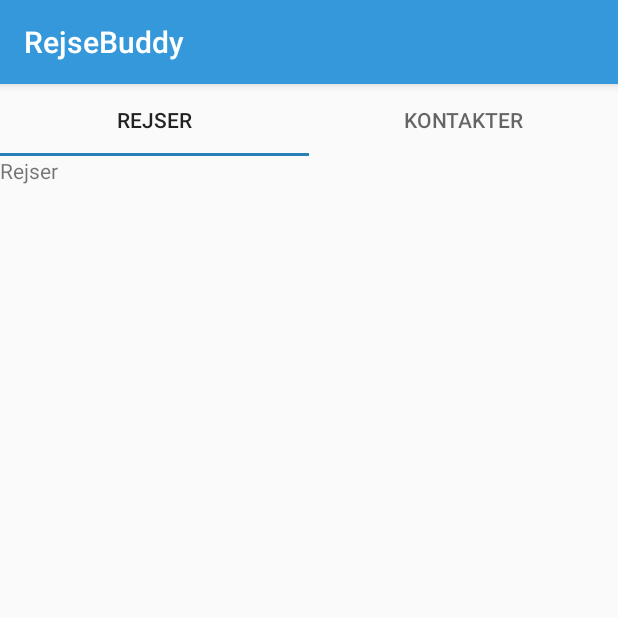
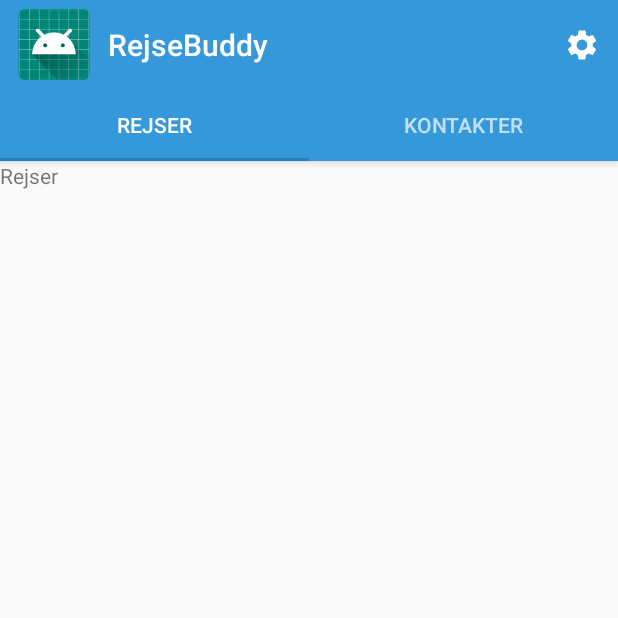
Before and after one commit to Prepager/RejseBuddy, an Android app: the screen it shows after launch (MainActivity), on a phone screen of 412 x 824 dp, the top half of it. Run offline under Robolectric (Android 15) with nearby library versions, the phone set to English and light mode, and no system bars.

Commit message:
Moved tabs to app bar

```diff
--- a/app/build.gradle
+++ b/app/build.gradle
@@ -24,6 +24,7 @@ dependencies {
     implementation 'androidx.appcompat:appcompat:1.0.2'
     implementation 'androidx.constraintlayout:constraintlayout:1.1.3'
     implementation 'androidx.legacy:legacy-support-v4:1.0.0'
+    implementation 'androidx.lifecycle:lifecycle-extensions:2.0.0'
     testImplementation 'junit:junit:4.12'
     androidTestImplementation 'androidx.test:runner:1.2.0'
     androidTestImplementation 'androidx.test.espresso:espresso-core:3.2.0'
--- a/app/src/main/AndroidManifest.xml
+++ b/app/src/main/AndroidManifest.xml
@@ -9,7 +9,7 @@
         android:roundIcon="@mipmap/ic_launcher_round"
         android:supportsRtl="true"
         android:theme="@style/AppTheme">
-        <activity android:name=".MainActivity">
+        <activity android:name=".MainActivity" android:theme="@style/AppTheme.NoActionBar">
             <intent-filter>
                 <action android:name="android.intent.action.MAIN" />
                 <action android:name="android.intent.action.VIEW" />
--- a/app/src/main/java/com/rejsebuddy/MainPageAdapter.java
+++ b/app/src/main/java/com/rejsebuddy/MainPageAdapter.java
@@ -26,7 +26,7 @@ public class MainPageAdapter extends FragmentStatePagerAdapter {
     }};
 
     /**
-     * TODO
+     * Initiates the class instance.
      *
      * @param context The parent context state.
      * @param manager The fragment manager.
@@ -44,7 +44,6 @@ public class MainPageAdapter extends FragmentStatePagerAdapter {
      */
     @Override
     public CharSequence getPageTitle(int index) {
-        System.out.print(ctx.getString(tabs.get(index).first));
         return ctx.getString(tabs.get(index).first);
     }
 
--- /dev/null
+++ b/app/src/main/res/drawable/ic_settings_black_24dp.xml
@@ -0,0 +1,5 @@
+<vector android:height="24dp" android:tint="#FFFFFF"
+    android:viewportHeight="24" android:viewportWidth="24"
+    android:width="24dp" xmlns:android="http://schemas.android.com/apk/res/android">
+    <path android:fillColor="#FF000000" android:pathData="M19.1,12.9a2.8,2.8 0,0 0,0.1 -0.9,2.8 2.8,0 0,0 -0.1,-0.9l2.1,-1.6a0.7,0.7 0,0 0,0.1 -0.6L19.4,5.5a0.7,0.7 0,0 0,-0.6 -0.2l-2.4,1a6.5,6.5 0,0 0,-1.6 -0.9l-0.4,-2.6a0.5,0.5 0,0 0,-0.5 -0.4H10.1a0.5,0.5 0,0 0,-0.5 0.4L9.3,5.4a5.6,5.6 0,0 0,-1.7 0.9l-2.4,-1a0.4,0.4 0,0 0,-0.5 0.2l-2,3.4c-0.1,0.2 0,0.4 0.2,0.6l2,1.6a2.8,2.8 0,0 0,-0.1 0.9,2.8 2.8,0 0,0 0.1,0.9L2.8,14.5a0.7,0.7 0,0 0,-0.1 0.6l1.9,3.4a0.7,0.7 0,0 0,0.6 0.2l2.4,-1a6.5,6.5 0,0 0,1.6 0.9l0.4,2.6a0.5,0.5 0,0 0,0.5 0.4h3.8a0.5,0.5 0,0 0,0.5 -0.4l0.3,-2.6a5.6,5.6 0,0 0,1.7 -0.9l2.4,1a0.4,0.4 0,0 0,0.5 -0.2l2,-3.4c0.1,-0.2 0,-0.4 -0.2,-0.6ZM12,15.6A3.6,3.6 0,1 1,15.6 12,3.6 3.6,0 0,1 12,15.6Z"/>
+</vector>
--- a/app/src/main/res/layout/activity_main.xml
+++ b/app/src/main/res/layout/activity_main.xml
@@ -1,18 +1,66 @@
 <?xml version="1.0" encoding="utf-8"?>
 <androidx.coordinatorlayout.widget.CoordinatorLayout xmlns:android="http://schemas.android.com/apk/res/android"
+    xmlns:app="http://schemas.android.com/apk/res-auto"
+    xmlns:tools="http://schemas.android.com/tools"
     android:layout_width="match_parent"
-    android:layout_height="match_parent" >
+    android:layout_height="match_parent"
+    tools:context=".MainActivity">
+
+    <com.google.android.material.appbar.AppBarLayout
+        android:layout_width="match_parent"
+        android:layout_height="wrap_content"
+        android:theme="@style/AppTheme.AppBarOverlay">
+
+        <LinearLayout
+            android:layout_width="match_parent"
+            android:layout_height="match_parent"
+            android:orientation="horizontal"
+            tools:ignore="UseCompoundDrawables">
+
+            <ImageView
+                android:id="@+id/logo"
+                android:layout_width="wrap_content"
+                android:layout_height="match_parent"
+                android:contentDescription="@string/app_name"
+                android:paddingVertical="@dimen/appbar_logo_padding"
+                android:src="@mipmap/ic_launcher_round" />
+
+            <TextView
+                android:id="@+id/title"
+                android:layout_width="0dp"
+                android:layout_height="wrap_content"
+                android:layout_weight="1"
+                android:gravity="start|center_vertical"
+                android:minHeight="?actionBarSize"
+                android:padding="@dimen/appbar_padding"
+                android:paddingStart="0dp"
+                android:paddingEnd="@dimen/appbar_padding"
+                android:text="@string/app_name"
+                android:textAppearance="@style/TextAppearance.Widget.AppCompat.Toolbar.Title" />
+
+            <ImageButton
+                android:id="@+id/settings"
+                style="?android:attr/borderlessButtonStyle"
+                android:layout_width="wrap_content"
+                android:layout_height="fill_parent"
+                android:contentDescription="@string/settings_title"
+                android:minWidth="0dp"
+                android:minHeight="0dp"
+                android:paddingVertical="@dimen/appbar_logo_padding"
+                android:src="@drawable/ic_settings_black_24dp" />
+        </LinearLayout>
+
+        <com.google.android.material.tabs.TabLayout
+            android:id="@+id/tabs"
+            android:layout_width="match_parent"
+            android:layout_height="wrap_content"
+            android:background="?attr/colorPrimary" />
+    </com.google.android.material.appbar.AppBarLayout>
 
     <androidx.viewpager.widget.ViewPager
         android:id="@+id/pager"
         android:layout_width="match_parent"
-        android:layout_height="match_parent">
+        android:layout_height="match_parent"
+        app:layout_behavior="@string/appbar_scrolling_view_behavior" />
 
-        <com.google.android.material.tabs.TabLayout
-            android:id="@+id/tabs"
-            android:layout_width="match_parent"
-            android:layout_height="wrap_content">
-
-        </com.google.android.material.tabs.TabLayout>
-    </androidx.viewpager.widget.ViewPager>
 </androidx.coordinatorlayout.widget.CoordinatorLayout>
--- /dev/null
+++ b/app/src/main/res/values-w820dp/dimens.xml
@@ -0,0 +1,6 @@
+<resources>
+    <!-- Example customization of dimensions originally defined in res/values/dimens.xml
+         (such as screen margins) for screens with more than 820dp of available width. This
+         would include 7" and 10" devices in landscape (~960dp and ~1280dp respectively). -->
+    <dimen name="activity_horizontal_margin">64dp</dimen>
+</resources>
--- /dev/null
+++ b/app/src/main/res/values/dimens.xml
@@ -0,0 +1,9 @@
+<resources>
+    <!-- Default screen margins, per the Android Design guidelines. -->
+    <dimen name="activity_horizontal_margin">16dp</dimen>
+    <dimen name="activity_vertical_margin">16dp</dimen>
+    <dimen name="appbar_padding">16dp</dimen>
+    <dimen name="appbar_logo_padding">6dp</dimen>
+    <dimen name="fab_margin">16dp</dimen>
+    <dimen name="appbar_padding_top">8dp</dimen>
+</resources>
--- a/app/src/main/res/values/strings.xml
+++ b/app/src/main/res/values/strings.xml
@@ -3,7 +3,5 @@
 
     <string name="trips_title">Rejser</string>
     <string name="contacts_title">Kontakter</string>
-
-    <!-- TODO: Remove or change this placeholder text -->
-    <string name="hello_blank_fragment">Hello blank fragment</string>
+    <string name="settings_title">Indstillinger</string>
 </resources>
--- a/app/src/main/res/values/styles.xml
+++ b/app/src/main/res/values/styles.xml
@@ -8,4 +8,13 @@
         <item name="colorAccent">@color/colorAccent</item>
     </style>
 
+    <style name="AppTheme.NoActionBar">
+        <item name="windowActionBar">false</item>
+        <item name="windowNoTitle">true</item>
+    </style>
+
+    <style name="AppTheme.AppBarOverlay" parent="ThemeOverlay.AppCompat.Dark.ActionBar" />
+
+    <style name="AppTheme.PopupOverlay" parent="ThemeOverlay.AppCompat.Light" />
+
 </resources>
```
